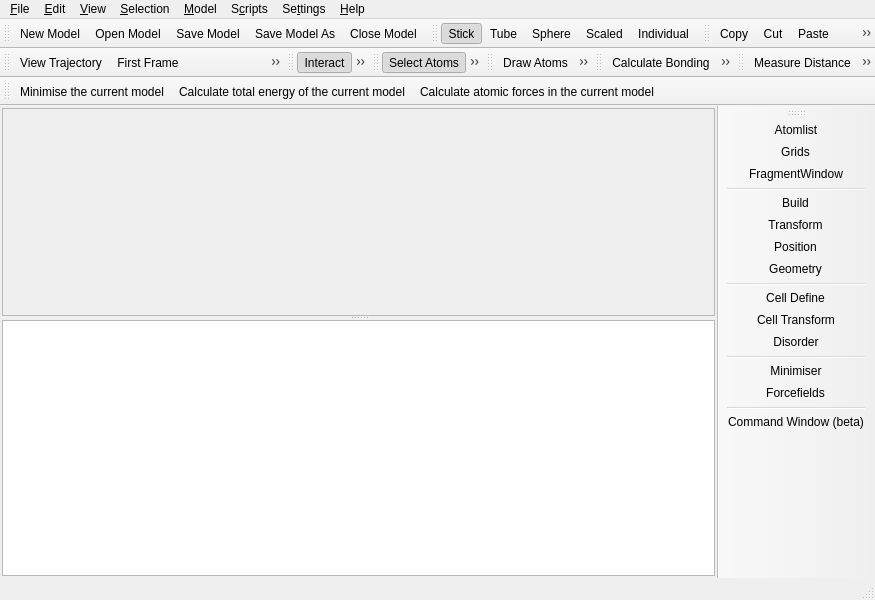
This is src/gui/mainwindow.ui in trisyoungs/aten as Qt 5 draws it before an edit. The edited form follows.
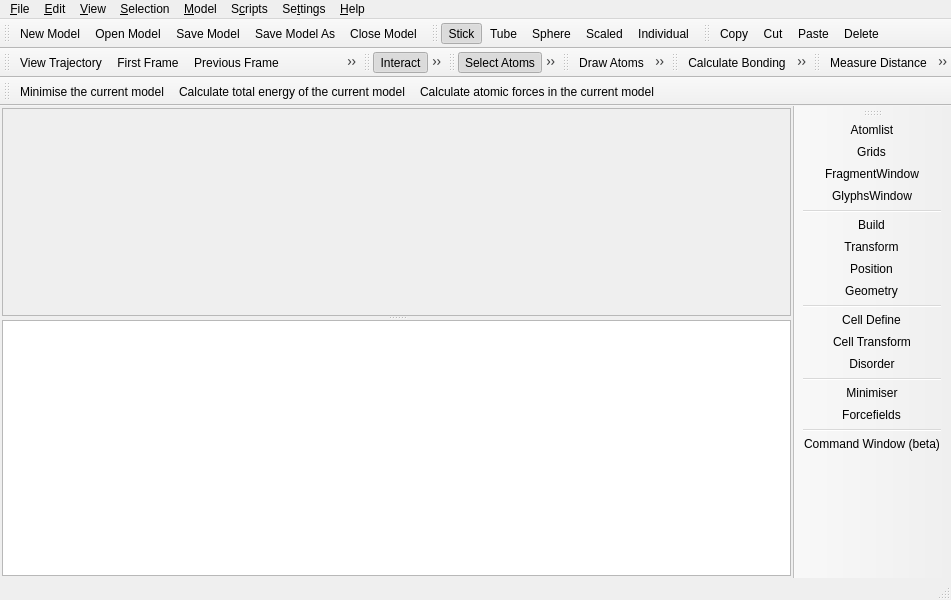
This is the edited form. Icons and pictures are not drawn. Custom widgets are drawn as their Qt base class.

Commit message: Added basic glyph window (no functionality yet). Fixed - LineParser would complain about files already open, stemming from file source not being closed after string search in Aten::probeFile().

What changed in the file:
```diff
--- a/src/gui/mainwindow.ui
+++ b/src/gui/mainwindow.ui
@@ -6,7 +6,7 @@
    <rect>
     <x>0</x>
     <y>0</y>
-    <width>800</width>
+    <width>951</width>
     <height>600</height>
    </rect>
   </property>
@@ -45,9 +45,9 @@
    <property name="geometry" >
     <rect>
      <x>0</x>
-     <y>126</y>
-     <width>768</width>
-     <height>453</height>
+     <y>113</y>
+     <width>920</width>
+     <height>464</height>
     </rect>
    </property>
    <layout class="QHBoxLayout" >
@@ -154,8 +154,8 @@
     <rect>
      <x>0</x>
      <y>0</y>
-     <width>800</width>
-     <height>24</height>
+     <width>951</width>
+     <height>23</height>
     </rect>
    </property>
    <widget class="QMenu" name="SettingsMenu" >
@@ -371,9 +371,9 @@
    <property name="geometry" >
     <rect>
      <x>0</x>
-     <y>579</y>
-     <width>800</width>
-     <height>21</height>
+     <y>577</y>
+     <width>951</width>
+     <height>23</height>
     </rect>
    </property>
   </widget>
@@ -449,10 +449,10 @@
   <widget class="QToolBar" name="EditToolbar" >
    <property name="geometry" >
     <rect>
-     <x>310</x>
-     <y>24</y>
-     <width>490</width>
-     <height>34</height>
+     <x>298</x>
+     <y>23</y>
+     <width>653</width>
+     <height>30</height>
     </rect>
    </property>
    <property name="windowTitle" >
@@ -482,9 +482,9 @@
    <property name="geometry" >
     <rect>
      <x>0</x>
-     <y>58</y>
-     <width>184</width>
-     <height>34</height>
+     <y>53</y>
+     <width>176</width>
+     <height>30</height>
     </rect>
    </property>
    <property name="sizePolicy" >
@@ -521,10 +521,10 @@
   <widget class="QToolBar" name="MouseToolbar" >
    <property name="geometry" >
     <rect>
-     <x>184</x>
-     <y>58</y>
-     <width>97</width>
-     <height>34</height>
+     <x>176</x>
+     <y>53</y>
+     <width>95</width>
+     <height>30</height>
     </rect>
    </property>
    <property name="windowTitle" >
@@ -552,10 +552,10 @@
   <widget class="QToolBar" name="SelectToolbar" >
    <property name="geometry" >
     <rect>
-     <x>281</x>
-     <y>58</y>
-     <width>220</width>
-     <height>34</height>
+     <x>271</x>
+     <y>53</y>
+     <width>209</width>
+     <height>30</height>
     </rect>
    </property>
    <property name="windowTitle" >
@@ -588,10 +588,10 @@
   <widget class="QToolBar" name="DrawToolbar" >
    <property name="geometry" >
     <rect>
-     <x>501</x>
-     <y>58</y>
-     <width>199</width>
-     <height>34</height>
+     <x>480</x>
+     <y>53</y>
+     <width>365</width>
+     <height>30</height>
     </rect>
    </property>
    <property name="windowTitle" >
@@ -635,10 +635,10 @@
   <widget class="QToolBar" name="BondToolbar" >
    <property name="geometry" >
     <rect>
-     <x>700</x>
-     <y>58</y>
-     <width>50</width>
-     <height>34</height>
+     <x>845</x>
+     <y>53</y>
+     <width>53</width>
+     <height>30</height>
     </rect>
    </property>
    <property name="windowTitle" >
@@ -669,10 +669,10 @@
   <widget class="QToolBar" name="MeasureToolbar" >
    <property name="geometry" >
     <rect>
-     <x>750</x>
-     <y>58</y>
-     <width>50</width>
-     <height>34</height>
+     <x>898</x>
+     <y>53</y>
+     <width>53</width>
+     <height>30</height>
     </rect>
    </property>
    <property name="windowTitle" >
@@ -706,9 +706,9 @@
    <property name="geometry" >
     <rect>
      <x>0</x>
-     <y>92</y>
-     <width>800</width>
-     <height>34</height>
+     <y>83</y>
+     <width>951</width>
+     <height>30</height>
     </rect>
    </property>
    <property name="windowTitle" >
@@ -736,10 +736,10 @@
   <widget class="QToolBar" name="WindowToolbar" >
    <property name="geometry" >
     <rect>
-     <x>768</x>
-     <y>126</y>
-     <width>32</width>
-     <height>453</height>
+     <x>920</x>
+     <y>113</y>
+     <width>31</width>
+     <height>464</height>
     </rect>
    </property>
    <property name="windowTitle" >
@@ -763,6 +763,7 @@
    <addaction name="actionAtomlistWindow" />
    <addaction name="actionGridsWindow" />
    <addaction name="actionFragmentWindow" />
+   <addaction name="actionGlyphsWindow" />
    <addaction name="separator" />
    <addaction name="actionBuildWindow" />
    <addaction name="actionTransformWindow" />
@@ -2404,6 +2405,21 @@
     <string>Show / hide the Fragment Library</string>
    </property>
   </action>
+  <action name="actionGlyphsWindow" >
+   <property name="checkable" >
+    <bool>true</bool>
+   </property>
+   <property name="icon" >
+    <iconset resource="icons.qrc" >
+     <normaloff>:/stackicons/icons/stack_glyphs.svg</normaloff>:/stackicons/icons/stack_glyphs.svg</iconset>
+   </property>
+   <property name="text" >
+    <string>GlyphsWindow</string>
+   </property>
+   <property name="toolTip" >
+    <string>Show / hide the glyphs window</string>
+   </property>
+  </action>
  </widget>
  <layoutdefault spacing="0" margin="0" />
  <customwidgets>
```
Left out of the diff: 14 changed lines with no effect on the pictures. The commit also changes 7 other files.
